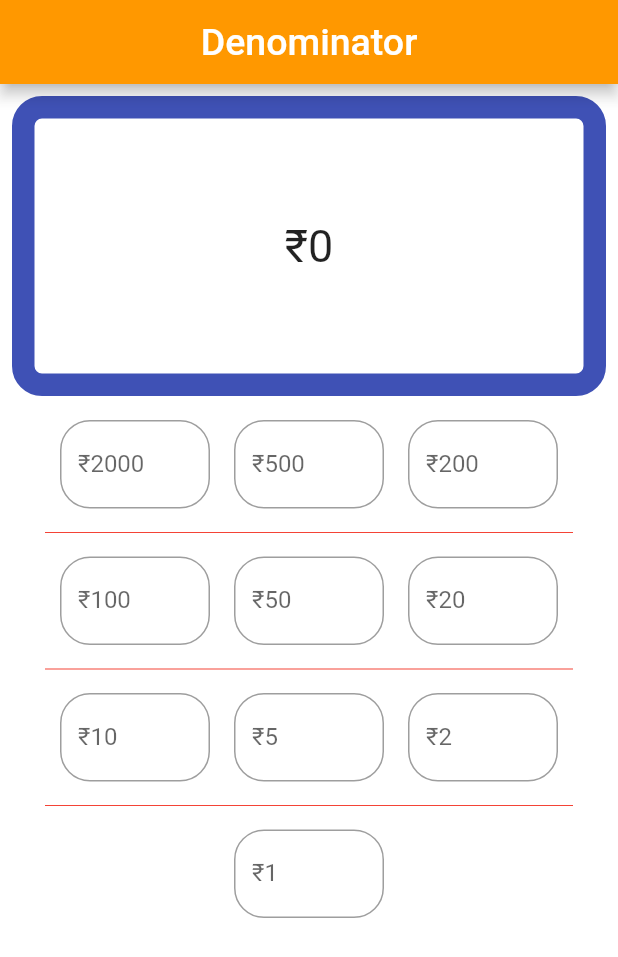
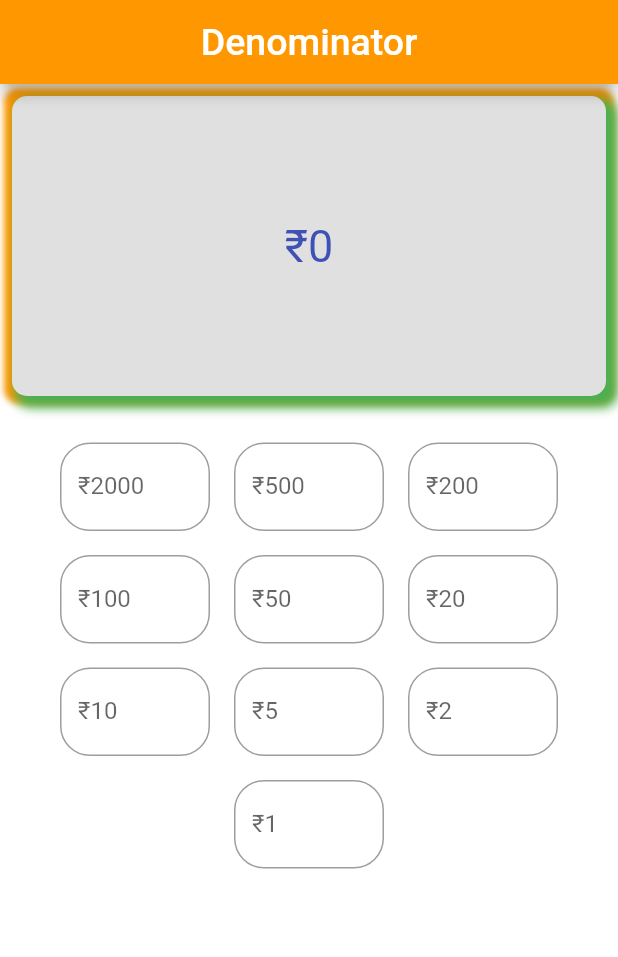
Before and after one commit to prathap021/Cash-denomination, a Flutter app: the screen it shows after launch, on a phone screen of 412 x 824 dp. Shown: the top 957 px of the screen. Run offline on Flutter 3.47's test engine with Material 2 defaults, Android fonts, the phone set to English and light mode, and no system bars.

Commit message:
commit two

```diff
--- a/lib/main.dart
+++ b/lib/main.dart
@@ -82,25 +82,38 @@ class _DenoState extends State<Deno> {
                 Padding(
                     padding: const EdgeInsets.all(8.0),
                     child: Container(
-                    decoration: BoxDecoration(
-                        border: Border.all(width: 15, color: Colors.indigo),
-                        borderRadius:
-                            const BorderRadius.all(Radius.circular(20))),
+                        child: Text(
+                          '₹' + total.toString(),
+                          style: const TextStyle(
+                              color: Colors.indigo, fontSize: 30),
+                        ),
                         height: 200,
                         width: double.infinity,
-                    child: Center(
-                        child: Text(
-                      '₹' + total.toString(),
-                      style: const TextStyle(fontSize: 30),
-                    )),
-                  ),
-                ),
+                        alignment: Alignment.center,
+                        decoration: BoxDecoration(
+                          borderRadius: BorderRadius.circular(10),
+                          boxShadow: const [
+                            BoxShadow(
+                                color: Colors.orange,
+                                blurRadius: 3,
+                                spreadRadius: 5,
+                                offset: Offset(0, 0)),
+                            BoxShadow(
+                                color: Colors.green,
+                                blurRadius: 5,
+                                spreadRadius: 3,
+                                offset: Offset(5, 5)),
+                          ],
+                          color: Colors.grey[300],
+                        ))),
                 Wrap(
                     spacing: 5.0,
                     runSpacing: 5.0,
                     direction: Axis.vertical,
                     children: [
-                      Row(
+                      Padding(
+                        padding: const EdgeInsets.only(top: 15),
+                        child: Row(
                           mainAxisAlignment: MainAxisAlignment.spaceBetween,
                           children: [
                             Padding(
@@ -190,12 +203,13 @@ class _DenoState extends State<Deno> {
                             )
                           ],
                         ),
+                      ),
                     ]),
-                const Divider(
+                /*const Divider(
                   indent: 30,
                   endIndent: 30,
                   color: Colors.red,
-                ),
+                ),*/
                 Wrap(
                     spacing: 5.0,
                     runSpacing: 5.0,
@@ -288,11 +302,11 @@ class _DenoState extends State<Deno> {
                         ],
                       ),
                     ]),
-                const Divider(
+                /* const Divider(
                   indent: 30,
                   endIndent: 30,
                   color: Colors.red,
-                ),
+                ),*/
                 Wrap(
                     spacing: 5.0,
                     runSpacing: 10.0,
@@ -385,11 +399,11 @@ class _DenoState extends State<Deno> {
                         ],
                       ),
                     ]),
-                const Divider(
+                /*  const Divider(
                   indent: 30,
                   endIndent: 30,
                   color: Colors.red,
-                ),
+                ),*/
                 Wrap(children: [
                   Row(
                     mainAxisAlignment: MainAxisAlignment.center,
```
Also changed, not shown: pubspec.lock, 2 other files. Lines whose indentation alone changed are shown as unchanged.
